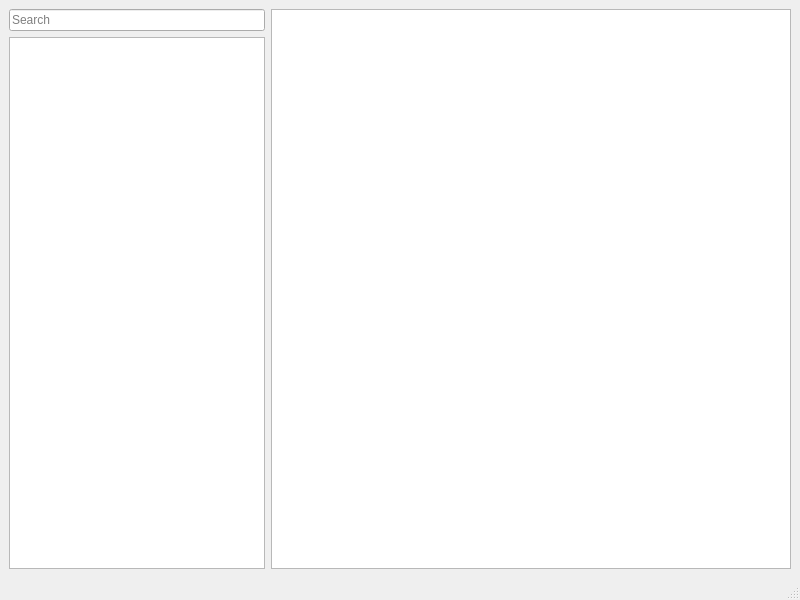
Qt form Client_2/mainwindow.ui (TsengelBair/Chat_Second) before a commit.
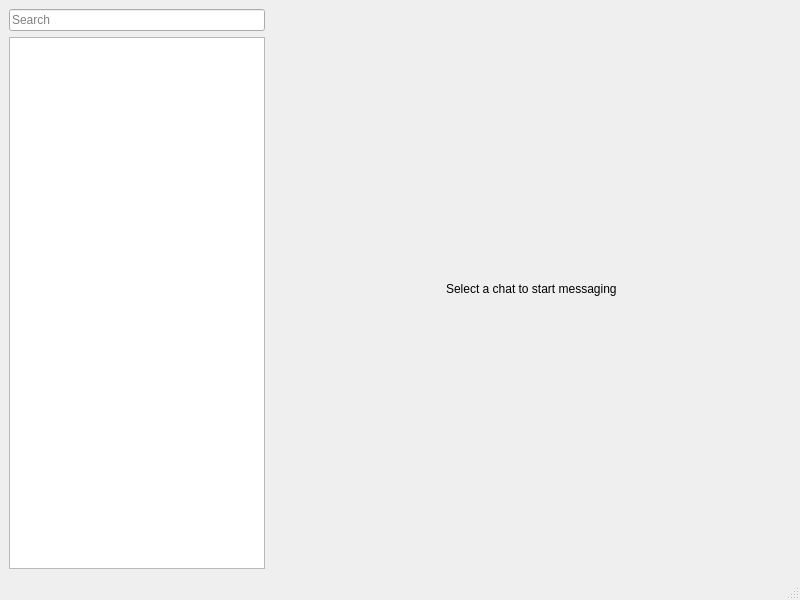
The same form after that commit. The open tabs and pages were chosen to show the change.

```diff
--- a/Client_2/mainwindow.ui
+++ b/Client_2/mainwindow.ui
@@ -30,7 +30,52 @@
      </layout>
     </item>
     <item row="0" column="1">
-     <widget class="QListWidget" name="listWidget_2"/>
+     <widget class="QStackedWidget" name="stackedWidget">
+      <widget class="QWidget" name="page">
+       <layout class="QGridLayout" name="gridLayout">
+        <item row="0" column="0">
+         <widget class="QListWidget" name="listWidget_2"/>
+        </item>
+       </layout>
+      </widget>
+      <widget class="QWidget" name="emptyPage">
+       <layout class="QGridLayout" name="gridLayout_2">
+        <item row="0" column="1">
+         <widget class="QLabel" name="label">
+          <property name="text">
+           <string>Select a chat to start messaging</string>
+          </property>
+         </widget>
+        </item>
+        <item row="0" column="0">
+         <spacer name="horizontalSpacer">
+          <property name="orientation">
+           <enum>Qt::Horizontal</enum>
+          </property>
+          <property name="sizeHint" stdset="0">
+           <size>
+            <width>40</width>
+            <height>20</height>
+           </size>
+          </property>
+         </spacer>
+        </item>
+        <item row="0" column="2">
+         <spacer name="horizontalSpacer_2">
+          <property name="orientation">
+           <enum>Qt::Horizontal</enum>
+          </property>
+          <property name="sizeHint" stdset="0">
+           <size>
+            <width>40</width>
+            <height>20</height>
+           </size>
+          </property>
+         </spacer>
+        </item>
+       </layout>
+      </widget>
+     </widget>
     </item>
    </layout>
   </widget>
```
